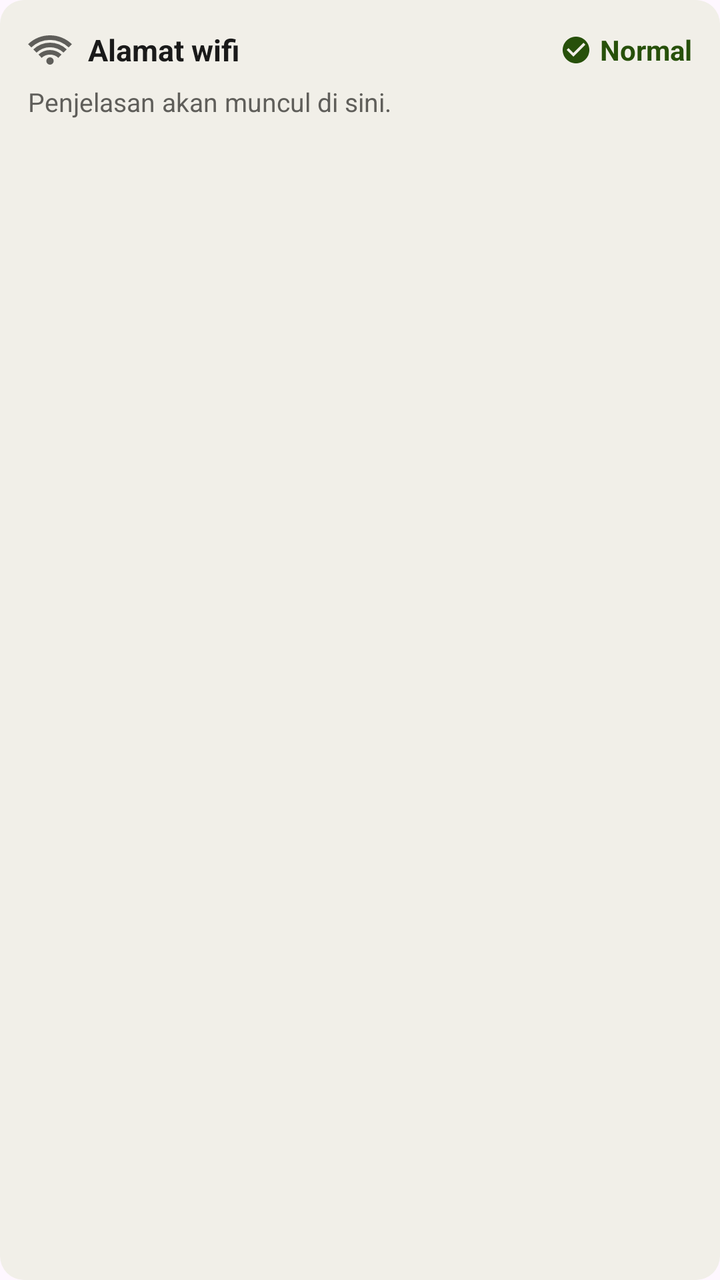
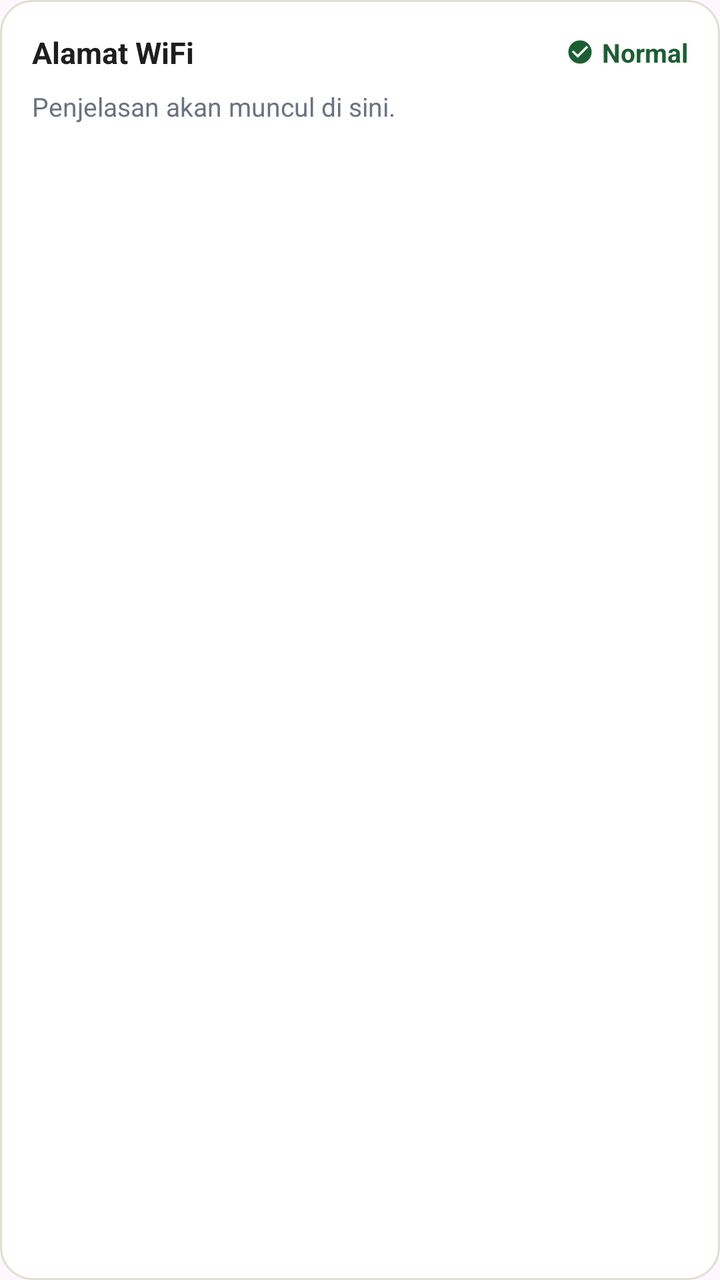

An Android layout rendered at two revisions. The XML below is the earlier revision; the diff shows what the commit changed to produce the second picture.
<!-- AndroidManifest.xml: application theme Theme.Susnet -->
<!-- res/layout/item_explanation_card.xml -->
<?xml version="1.0" encoding="utf-8"?>
<LinearLayout xmlns:android="http://schemas.android.com/apk/res/android"
    xmlns:app="http://schemas.android.com/apk/res-auto"
    android:layout_width="match_parent"
    android:layout_height="wrap_content"
    android:orientation="vertical"
    android:background="@drawable/bg_signal_card"
    android:padding="14dp"
    android:layout_marginBottom="10dp">

    <LinearLayout
        android:layout_width="match_parent"
        android:layout_height="wrap_content"
        android:orientation="horizontal"
        android:gravity="center_vertical">

        <ImageView
            android:id="@+id/iconExplainLeading"
            android:layout_width="22dp"
            android:layout_height="22dp"
            android:src="@drawable/ic_router"
            android:contentDescription="@null"
            app:tint="@color/text_secondary" />

        <TextView
            android:id="@+id/textExplainLabel"
            android:layout_width="0dp"
            android:layout_height="wrap_content"
            android:layout_weight="1"
            android:layout_marginStart="8dp"
            android:text="Alamat wifi"
            android:textSize="15sp"
            android:textStyle="bold"
            android:textColor="@color/text_primary" />

        <ImageView
            android:id="@+id/iconExplainStatus"
            android:layout_width="16dp"
            android:layout_height="16dp"
            android:src="@drawable/ic_check_circle"
            android:contentDescription="@null"
            app:tint="@color/text_success" />

        <TextView
            android:id="@+id/textExplainStatus"
            android:layout_width="wrap_content"
            android:layout_height="wrap_content"
            android:layout_marginStart="4dp"
            android:text="Normal"
            android:textSize="14sp"
            android:textStyle="bold"
            android:textColor="@color/text_success" />
    </LinearLayout>

    <TextView
        android:id="@+id/textExplainDetail"
        android:layout_width="match_parent"
        android:layout_height="wrap_content"
        android:layout_marginTop="6dp"
        android:text="Penjelasan akan muncul di sini."
        android:textSize="13sp"
        android:textColor="@color/text_secondary" />

</LinearLayout>
<!-- resources referenced by this layout -->
<resources>
  <color name="text_primary">#1A1A1A</color>
  <color name="text_secondary">#5F5E5A</color>
  <color name="text_success">#27500A</color>
  <!-- drawable bg_signal_card (drawable) -->
  <?xml version="1.0" encoding="utf-8"?>
  <shape xmlns:android="http://schemas.android.com/apk/res/android">
      <solid android:color="@color/surface_card" />
      <corners android:radius="12dp" />
  </shape>
  <!-- drawable ic_check_circle (drawable) -->
  <vector xmlns:android="http://schemas.android.com/apk/res/android"
      android:width="24dp"
      android:height="24dp"
      android:viewportWidth="24"
      android:viewportHeight="24">
      <path
          android:fillColor="#FF000000"
          android:pathData="M12,2C6.48,2 2,6.48 2,12s4.48,10 10,10 10,-4.48 10,-10S17.52,2 12,2zM10,17l-5,-5 1.41,-1.41L10,14.17l7.59,-7.59L19,8l-9,9z"/>
  </vector>
  <!-- drawable ic_router (drawable) -->
  <vector xmlns:android="http://schemas.android.com/apk/res/android" android:height="24dp" android:tint="#000000" android:viewportHeight="960" android:viewportWidth="960" android:width="24dp">
        
      <path android:fillColor="@android:color/white" android:pathData="M298,651L228,580Q279,532 344,506Q409,480 480,480Q551,480 616,506Q681,532 732,580L662,651Q624,616 577.5,598Q531,580 480,580Q429,580 382.5,598Q336,616 298,651ZM73,424L2,353Q99,259 222.5,209.5Q346,160 480,160Q614,160 737.5,209.5Q861,259 958,353L887,424Q805,345 700,302.5Q595,260 480,260Q365,260 260,302.5Q155,345 73,424ZM186,538L116,467Q190,396 284,358Q378,320 481,320Q584,320 677.5,357.5Q771,395 845,466L775,537Q715,480 638.5,450Q562,420 480,420Q397,420 321.5,450.5Q246,481 186,538ZM423.5,776.5Q400,753 400,720Q400,687 423.5,663.5Q447,640 480,640Q513,640 536.5,663.5Q560,687 560,720Q560,753 536.5,776.5Q513,800 480,800Q447,800 423.5,776.5Z"/>
      
  </vector>
  <style name="Theme.Susnet" parent="Base.Theme.Susnet" />
  <color name="surface_card">#F1EFE8</color>
  <style name="Base.Theme.Susnet" parent="Theme.Material3.DayNight.NoActionBar">
          
          
      </style>
</resources>

<!-- the commit's change to res/layout/item_explanation_card.xml (unified diff, before → after) -->
@@ -5,60 +5,117 @@
     android:layout_height="wrap_content"
     android:orientation="vertical"
     android:background="@drawable/bg_signal_card"
-    android:padding="14dp"
-    android:layout_marginBottom="10dp">
+    android:padding="16dp"
+    android:layout_marginBottom="12dp">
 
-    <LinearLayout
+    <RelativeLayout
         android:layout_width="match_parent"
-        android:layout_height="wrap_content"
-        android:orientation="horizontal"
-        android:gravity="center_vertical">
-
-        <ImageView
-            android:id="@+id/iconExplainLeading"
-            android:layout_width="22dp"
-            android:layout_height="22dp"
-            android:src="@drawable/ic_router"
-            android:contentDescription="@null"
-            app:tint="@color/text_secondary" />
+        android:layout_height="wrap_content">
 
         <TextView
             android:id="@+id/textExplainLabel"
-            android:layout_width="0dp"
+            android:layout_width="wrap_content"
             android:layout_height="wrap_content"
-            android:layout_weight="1"
-            android:layout_marginStart="8dp"
-            android:text="Alamat wifi"
+            android:layout_alignParentStart="true"
+            android:layout_centerVertical="true"
+            android:layout_toStartOf="@id/layoutStatusBadge"
+            android:layout_marginEnd="8dp"
+            android:text="Alamat WiFi"
             android:textSize="15sp"
             android:textStyle="bold"
             android:textColor="@color/text_primary" />
 
-        <ImageView
-            android:id="@+id/iconExplainStatus"
-            android:layout_width="16dp"
-            android:layout_height="16dp"
-            android:src="@drawable/ic_check_circle"
-            android:contentDescription="@null"
-            app:tint="@color/text_success" />
-
-        <TextView
-            android:id="@+id/textExplainStatus"
+        <LinearLayout
+            android:id="@+id/layoutStatusBadge"
             android:layout_width="wrap_content"
             android:layout_height="wrap_content"
-            android:layout_marginStart="4dp"
-            android:text="Normal"
-            android:textSize="14sp"
-            android:textStyle="bold"
-            android:textColor="@color/text_success" />
-    </LinearLayout>
+            android:layout_alignParentEnd="true"
+            android:layout_centerVertical="true"
+            android:orientation="horizontal"
+            android:gravity="center_vertical">
+
+            <ImageView
+                android:id="@+id/iconExplainStatus"
+                android:layout_width="14dp"
+                android:layout_height="14dp"
+                android:src="@drawable/ic_status_normal"
+                android:contentDescription="@null" />
+
+            <TextView
+                android:id="@+id/textExplainStatus"
+                android:layout_width="wrap_content"
+                android:layout_height="wrap_content"
+                android:layout_marginStart="4dp"
+                android:text="Normal"
+                android:textSize="13sp"
+                android:textStyle="bold"
+                android:textColor="@color/text_success" />
+        </LinearLayout>
+    </RelativeLayout>
 
     <TextView
         android:id="@+id/textExplainDetail"
         android:layout_width="match_parent"
         android:layout_height="wrap_content"
-        android:layout_marginTop="6dp"
+        android:layout_marginTop="8dp"
         android:text="Penjelasan akan muncul di sini."
         android:textSize="13sp"
+        android:lineSpacingExtra="2dp"
         android:textColor="@color/text_secondary" />
 
+    <LinearLayout
+        android:id="@+id/layoutDetectedDetails"
+        android:layout_width="match_parent"
+        android:layout_height="wrap_content"
+        android:orientation="vertical"
+        android:layout_marginTop="12dp"
+        android:background="@drawable/bg_network_info_pill"
+        android:padding="12dp"
+        android:visibility="gone">
+
+        <TextView
+            android:layout_width="wrap_content"
+            android:layout_height="wrap_content"
+            android:text="YANG TERDETEKSI"
+            android:textSize="11sp"
+            android:textStyle="bold"
+            android:textColor="@color/text_secondary" />
+
+        <TextView
+            android:id="@+id/textDetectedContent"
+            android:layout_width="match_parent"
+            android:layout_height="wrap_content"
+            android:layout_marginTop="4dp"
+            android:text="Detail deteksi"
+            android:textSize="12sp"
+            android:textColor="@color/text_primary" />
+    </LinearLayout>
+
+    <LinearLayout
+        android:id="@+id/layoutPossibleCauses"
+        android:layout_width="match_parent"
+        android:layout_height="wrap_content"
+        android:orientation="vertical"
+        android:layout_marginTop="10dp"
+        android:visibility="gone">
+
+        <TextView
+            android:layout_width="wrap_content"
+            android:layout_height="wrap_content"
+            android:text="KEMUNGKINAN PENYEBAB"
+            android:textSize="11sp"
+            android:textStyle="bold"
+            android:textColor="@color/text_secondary" />
+
+        <TextView
+            android:id="@+id/textPossibleCausesContent"
+            android:layout_width="match_parent"
+            android:layout_height="wrap_content"
+            android:layout_marginTop="4dp"
+            android:text="• Kemungkinan penyebab 1\n• Kemungkinan penyebab 2"
+            android:textSize="12sp"
+            android:lineSpacingExtra="2dp"
+            android:textColor="@color/text_secondary" />
+    </LinearLayout>
+
 </LinearLayout>
<!-- resource entries referenced after the edit -->
@@ -1,35 +1,39 @@
 <!-- resources referenced by this layout -->
 <resources>
-  <color name="text_primary">#1A1A1A</color>
-  <color name="text_secondary">#5F5E5A</color>
-  <color name="text_success">#27500A</color>
+  <color name="text_primary">#1E1E1E</color>
+  <color name="text_secondary">#6B7280</color>
+  <color name="text_success">#1C5E33</color>
+  <!-- drawable bg_network_info_pill (drawable) -->
+  <?xml version="1.0" encoding="utf-8"?>
+  <shape xmlns:android="http://schemas.android.com/apk/res/android">
+      <solid android:color="#14000000" />
+      <corners android:radius="12dp" />
+  </shape>
   <!-- drawable bg_signal_card (drawable) -->
   <?xml version="1.0" encoding="utf-8"?>
   <shape xmlns:android="http://schemas.android.com/apk/res/android">
       <solid android:color="@color/surface_card" />
-      <corners android:radius="12dp" />
+      <corners android:radius="16dp" />
+      <stroke
+          android:width="1dp"
+          android:color="@color/surface_card_border" />
   </shape>
-  <!-- drawable ic_check_circle (drawable) -->
+  <!-- drawable ic_status_normal (drawable) -->
+  <?xml version="1.0" encoding="utf-8"?>
   <vector xmlns:android="http://schemas.android.com/apk/res/android"
-      android:width="24dp"
-      android:height="24dp"
+      android:width="20dp"
+      android:height="20dp"
       android:viewportWidth="24"
       android:viewportHeight="24">
       <path
-          android:fillColor="#FF000000"
-          android:pathData="M12,2C6.48,2 2,6.48 2,12s4.48,10 10,10 10,-4.48 10,-10S17.52,2 12,2zM10,17l-5,-5 1.41,-1.41L10,14.17l7.59,-7.59L19,8l-9,9z"/>
-  </vector>
-  <!-- drawable ic_router (drawable) -->
-  <vector xmlns:android="http://schemas.android.com/apk/res/android" android:height="24dp" android:tint="#000000" android:viewportHeight="960" android:viewportWidth="960" android:width="24dp">
-        
-      <path android:fillColor="@android:color/white" android:pathData="M298,651L228,580Q279,532 344,506Q409,480 480,480Q551,480 616,506Q681,532 732,580L662,651Q624,616 577.5,598Q531,580 480,580Q429,580 382.5,598Q336,616 298,651ZM73,424L2,353Q99,259 222.5,209.5Q346,160 480,160Q614,160 737.5,209.5Q861,259 958,353L887,424Q805,345 700,302.5Q595,260 480,260Q365,260 260,302.5Q155,345 73,424ZM186,538L116,467Q190,396 284,358Q378,320 481,320Q584,320 677.5,357.5Q771,395 845,466L775,537Q715,480 638.5,450Q562,420 480,420Q397,420 321.5,450.5Q246,481 186,538ZM423.5,776.5Q400,753 400,720Q400,687 423.5,663.5Q447,640 480,640Q513,640 536.5,663.5Q560,687 560,720Q560,753 536.5,776.5Q513,800 480,800Q447,800 423.5,776.5Z"/>
-      
+          android:fillColor="@color/text_success"
+          android:pathData="M12,2C6.48,2 2,6.48 2,12s4.48,10 10,10 10,-4.48 10,-10S17.52,2 12,2zM10,17l-5,-5 1.41,-1.41L10,14.17l7.59,-7.59L19,8l-9,9z" />
   </vector>
   <style name="Theme.Susnet" parent="Base.Theme.Susnet" />
-  <color name="surface_card">#F1EFE8</color>
+  <color name="surface_card">#FFFFFF</color>
+  <color name="surface_card_border">#E2DDD2</color>
   <style name="Base.Theme.Susnet" parent="Theme.Material3.DayNight.NoActionBar">
-          
-          
+          <item name="colorSurface">@color/surface_card</item>
       </style>
 </resources>
 
